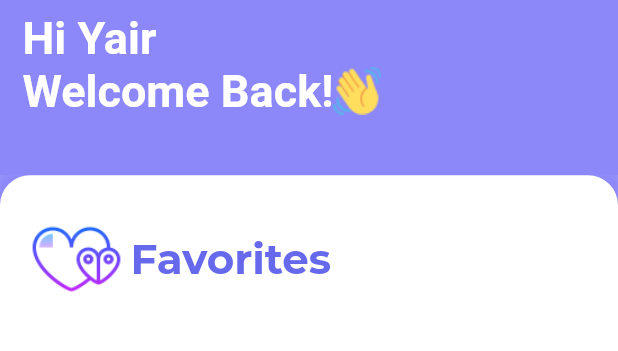
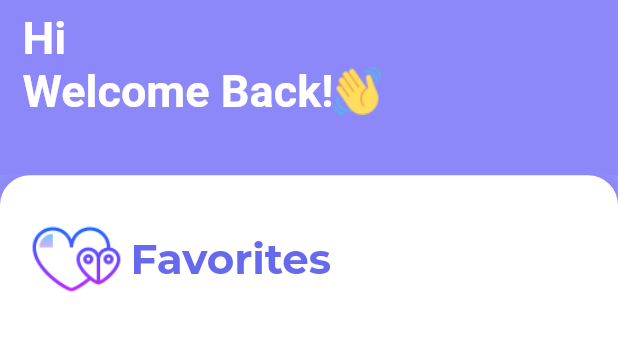
Before and after one commit to Technion236272/2022a-StudentHub, a Flutter app: the FavoritesPage screen opened directly, on a phone screen of 412 x 824 dp, the part 72-423 px from its top. Run offline on Flutter 3.47's test engine with Material 2 defaults, Android fonts, the light colour scheme and no system bars; our stand-ins replace badges, cloud_firestore, connectivity, firebase_auth, firebase_core, flutter_local_notifications and 5 more; accounts and stored records are empty; Roboto replaces fonts that are missing (Quicksand-Bold.ttf).

Commit message:
forgot about Yair's name

```diff
--- a/lib/FavoritesPage.dart
+++ b/lib/FavoritesPage.dart
@@ -67,7 +67,7 @@ class _FavoritesPage extends State<FavoritesPage> {
                     children: <Widget>[
                       Row(
                         children: <Widget>[
-                          Text("Hi Yair",
+                          Text("Hi ${user.getName()}",
                               style: TextStyle(
                                 fontSize: 30,
                                 fontWeight: FontWeight.bold,
--- a/lib/openedTicketsPage.dart
+++ b/lib/openedTicketsPage.dart
@@ -75,7 +75,7 @@ class _OpenedTicketsPage extends State<OpenedTicketsPage> {
                         children: <Widget>[
                           Row(
                             children: <Widget>[
-                              Text("Hi Yair",
+                              Text("Hi ${user.getName()}",
                                   style: TextStyle(
                                     fontSize: 30,
                                     fontWeight: FontWeight.bold,
```
Also changed, not shown: lib/GenericPageCreation.dart (+5 -5 lines), lib/HomePage.dart (+22 -10 lines).
